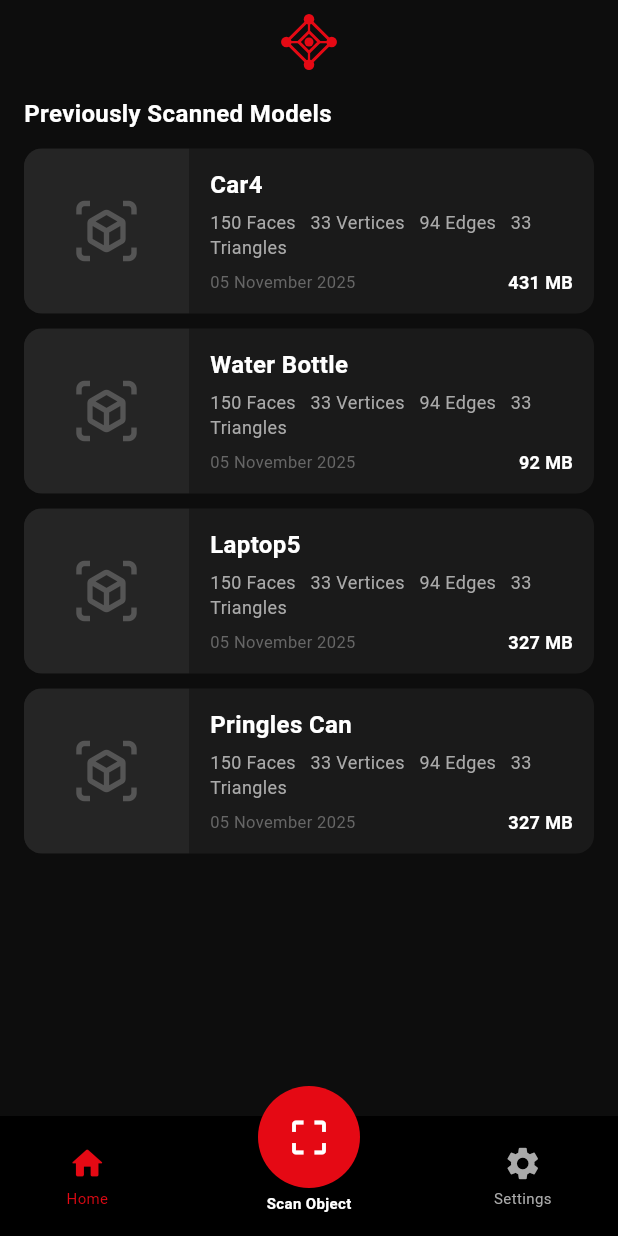
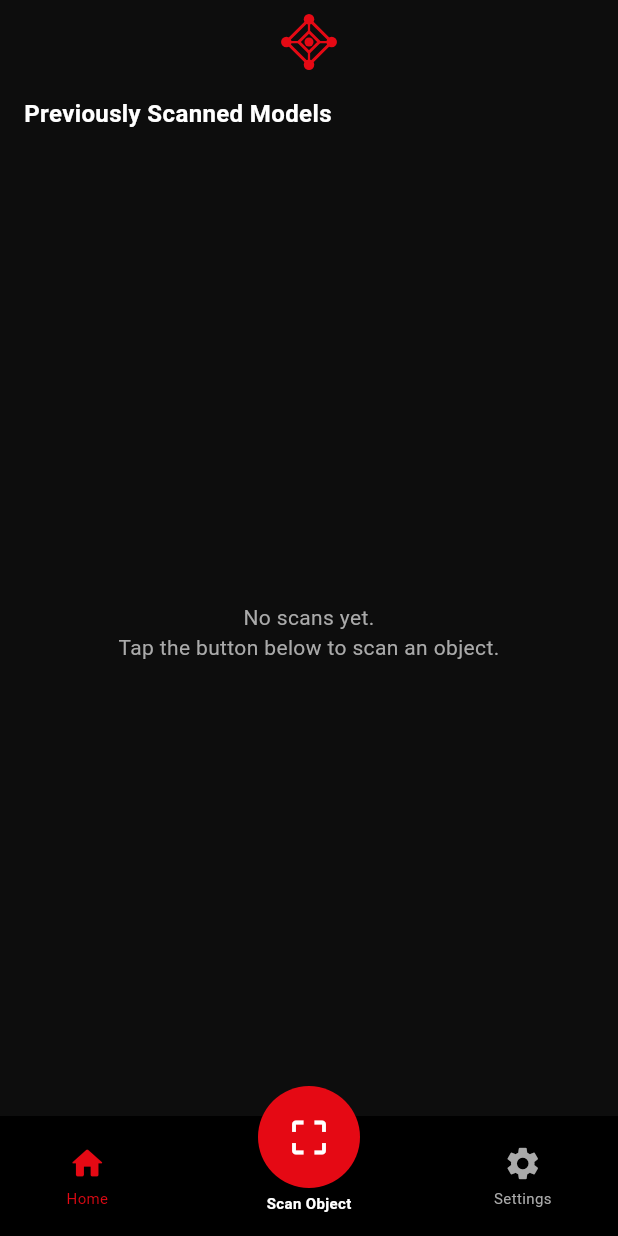
Before and after one commit to AndreasDevanPanduNarasamdya/Tugas-Besar-PCD_AI, a Flutter app: the screen it shows after launch, after a tap on "Continue", on a phone screen of 412 x 824 dp. Run offline on Flutter 3.47's test engine with Material 3 defaults, Android fonts, the phone set to English and light mode, and no system bars; our stand-ins replace camera, flutter_bloc, hive, hive_flutter, percent_indicator, permission_handler and 2 more; missing offline and left inert: ar_flutter_plugin_engine, tflite_flutter; accounts and stored records are empty; generated files the repository leaves out were written again.

Commit message:
Update Perbaikan Model AI

```diff
--- a/pandora_box/lib/bloc/scan_event.dart
+++ b/pandora_box/lib/bloc/scan_event.dart
@@ -29,3 +29,12 @@ class ScanExportRequested extends ScanEvent {
   final String scanId;
   const ScanExportRequested({required this.scanId});
 }
+
+class ScanLoadRequested extends ScanEvent {
+  final String scanId;
+
+  const ScanLoadRequested({required this.scanId});
+
+  @override
+  List<Object?> get props => [scanId];
+}
--- a/pandora_box/lib/main.dart
+++ b/pandora_box/lib/main.dart
@@ -14,26 +14,35 @@ void main() async {
   final repository = ScanRepository();
   await repository.init();
 
+  // We pass the repository into MyApp
   runApp(MyApp(repository: repository));
 }
 
 class MyApp extends StatelessWidget {
   final ScanRepository repository;
+
+  // Constructor expects the repository
   const MyApp({super.key, required this.repository});
 
   @override
   Widget build(BuildContext context) {
-    return BlocProvider(
+    // 1. RepositoryProvider sits at the very top of the tree
+    return RepositoryProvider.value(
+      value: repository,
+      // 2. BlocProvider sits directly below it
+      child: BlocProvider(
         create: (_) => ScanBloc(
           repository: repository,
           exporter: ObjExporter(),
         ),
+        // 3. MaterialApp sits inside the BlocProvider
         child: MaterialApp(
           title: 'Pandora Box',
           theme: AppTheme.darkTheme,
           home: const WelcomeScreen(),
           debugShowCheckedModeBanner: false,
         ),
+      ),
     );
   }
 }
--- a/pandora_box/lib/ui/screens/main_menu_screen.dart
+++ b/pandora_box/lib/ui/screens/main_menu_screen.dart
@@ -2,50 +2,36 @@ import 'package:flutter/material.dart';
 import '../theme/app_theme.dart';
 import 'scan_screen.dart';
 import 'package:permission_handler/permission_handler.dart';
+import '../../storage/scan_repository.dart';
+import '../../storage/scan_model.dart';
+import '../../bloc/scan_bloc.dart';
+import 'preview_3d_screen.dart';
+import 'package:flutter_bloc/flutter_bloc.dart';
 
-class MainMenuScreen extends StatelessWidget {
+class MainMenuScreen extends StatefulWidget {
   const MainMenuScreen({super.key});
 
   @override
+  State<MainMenuScreen> createState() => _MainMenuScreenState();
+}
+
+class _MainMenuScreenState extends State<MainMenuScreen> {
+  List<ScanModel> _scans = [];
+
+  @override
+  void initState() {
+    super.initState();
+    _loadScans();
+  }
+
+  void _loadScans() {
+    final repo = context.read<ScanRepository>();
+    setState(() => _scans = repo.getAllScans());
+  }
+
+  @override
   Widget build(BuildContext context) {
-    final List<Map<String, String>> models = [
-      {
-        'name': 'Car4',
-        'faces': '150',
-        'vertices': '33',
-        'edges': '94',
-        'triangles': '33',
-        'date': '05 November 2025',
-        'size': '431 MB',
-      },
-      {
-        'name': 'Water Bottle',
-        'faces': '150',
-        'vertices': '33',
-        'edges': '94',
-        'triangles': '33',
-        'date': '05 November 2025',
-        'size': '92 MB',
-      },
-      {
-        'name': 'Laptop5',
-        'faces': '150',
-        'vertices': '33',
-        'edges': '94',
-        'triangles': '33',
-        'date': '05 November 2025',
-        'size': '327 MB',
-      },
-      {
-        'name': 'Pringles Can',
-        'faces': '150',
-        'vertices': '33',
-        'edges': '94',
-        'triangles': '33',
-        'date': '05 November 2025',
-        'size': '327 MB',
-      },
-    ];
+    final List<Map<String, String>> models = [];
 
     return Scaffold(
       backgroundColor: AppTheme.darkBackground,
@@ -77,12 +63,39 @@ class MainMenuScreen extends StatelessWidget {
               ),
               const SizedBox(height: 12),
               Expanded(
-                child: ListView.separated(
-                  itemCount: models.length,
+                child: _scans.isEmpty
+                    ? const Center(
+                        child: Text(
+                          'No scans yet.\nTap the button below to scan an object.',
+                          textAlign: TextAlign.center,
+                          style:
+                              TextStyle(color: AppTheme.textGrey, fontSize: 14),
+                        ),
+                      )
+                    : ListView.separated(
+                        itemCount: _scans.length,
                         separatorBuilder: (_, __) => const SizedBox(height: 10),
                         itemBuilder: (context, index) {
-                    final m = models[index];
-                    return _ModelCard(model: m);
+                          return _ModelCard(
+                              scan: _scans[index],
+                              // Change this back to onTap!
+                              onTap: () {
+                                // 1. Tell the Bloc to load this specific scan from the database
+                                context.read<ScanBloc>().add(ScanLoadRequested(
+                                    scanId: _scans[index].modelId));
+
+                                // 2. Navigate to the 3D screen
+                                Navigator.push(
+                                  context,
+                                  MaterialPageRoute(
+                                    // Ensure 'const' is still removed here!
+                                    builder: (_) => Preview3DScreen(),
+                                  ),
+                                );
+                              },
+                              onDelete: () async {
+                                // ...
+                              });
                         },
                       ),
               ),
@@ -138,12 +151,11 @@ class MainMenuScreen extends StatelessWidget {
                     if (status.isGranted) {
                       // 2. Permission granted! Safe to spin up ARCore
                       if (context.mounted) {
-                        Navigator.push(
+                        await Navigator.push(
                           context,
-                          MaterialPageRoute(
-                            builder: (_) => const ScanScreen(),
-                          ),
+                          MaterialPageRoute(builder: (_) => const ScanScreen()),
                         );
+                        if (context.mounted) _loadScans();
                       }
                     } else {
                       // 3. Permission denied. Block the crash and tell the user.
@@ -217,12 +229,48 @@ class _NavItem extends StatelessWidget {
 
 // ── Model card ───────────────────────────────────────────────────────────────
 class _ModelCard extends StatelessWidget {
-  final Map<String, String> model;
-  const _ModelCard({required this.model});
+  final ScanModel scan;
+  final VoidCallback onTap;
+  final VoidCallback onDelete;
+
+  const _ModelCard({
+    required this.scan,
+    required this.onTap,
+    required this.onDelete,
+  });
 
   @override
   Widget build(BuildContext context) {
-    return Container(
+    return GestureDetector(
+      onTap: onTap,
+      onLongPress: () {
+        showDialog(
+          context: context,
+          builder: (_) => AlertDialog(
+            backgroundColor: const Color(0xFF1A1A1A),
+            title: const Text('Delete scan?',
+                style: TextStyle(color: Colors.white)),
+            content: Text('Permanently delete "${scan.modelName}"?',
+                style: const TextStyle(color: AppTheme.textGrey)),
+            actions: [
+              TextButton(
+                onPressed: () => Navigator.pop(context),
+                child: const Text('Cancel',
+                    style: TextStyle(color: AppTheme.textGrey)),
+              ),
+              TextButton(
+                onPressed: () {
+                  Navigator.pop(context);
+                  onDelete();
+                },
+                child: const Text('Delete',
+                    style: TextStyle(color: AppTheme.primaryRed)),
+              ),
+            ],
+          ),
+        );
+      },
+      child: Container(
         decoration: BoxDecoration(
           color: const Color(0xFF1A1A1A),
           borderRadius: BorderRadius.circular(12),
@@ -230,7 +278,6 @@ class _ModelCard extends StatelessWidget {
         child: Row(
           crossAxisAlignment: CrossAxisAlignment.center,
           children: [
-          // Thumbnail
             ClipRRect(
               borderRadius: const BorderRadius.only(
                 topLeft: Radius.circular(12),
@@ -240,71 +287,44 @@ class _ModelCard extends StatelessWidget {
                 width: 110,
                 height: 110,
                 color: const Color(0xFF252525),
-              child: const Icon(
-                Icons.view_in_ar_outlined,
-                color: Color(0xFF555555),
-                size: 44,
+                child: const Icon(Icons.view_in_ar_outlined,
+                    color: Color(0xFF555555), size: 44),
               ),
             ),
-          ),
-
-          // Info
             Expanded(
               child: Padding(
-              padding: const EdgeInsets.symmetric(horizontal: 14, vertical: 12),
+                padding:
+                    const EdgeInsets.symmetric(horizontal: 14, vertical: 12),
                 child: Column(
                   crossAxisAlignment: CrossAxisAlignment.start,
                   children: [
-                  // Name
-                  Text(
-                    model['name']!,
+                    Text(scan.modelName,
                         style: const TextStyle(
                             color: Colors.white,
                             fontSize: 16,
-                      fontWeight: FontWeight.bold,
+                            fontWeight: FontWeight.bold)),
+                    const SizedBox(height: 5),
+                    Text(
+                      '${scan.faceCount} Faces   ${scan.vertexCount} Vertices   '
+                      '${scan.edgeCount} Edges   ${scan.triangleCount}',
+                      style: const TextStyle(
+                          color: AppTheme.textGrey, fontSize: 12),
                     ),
-                  ),
-                  const SizedBox(height: 5),
-
-                  // Stats — wrapping naturally like the screenshot
-                  Text(
-                    '${model['faces']} Faces   '
-                    '${model['vertices']} Vertices   '
-                    '${model['edges']} Edges   '
-                    '${model['triangles']}',
-                    style: const TextStyle(
-                      color: AppTheme.textGrey,
-                      fontSize: 12,
-                    ),
-                  ),
-                  const Text(
-                    'Triangles',
-                    style: TextStyle(
-                      color: AppTheme.textGrey,
-                      fontSize: 12,
-                    ),
-                  ),
+                    const Text('Triangles',
+                        style:
+                            TextStyle(color: AppTheme.textGrey, fontSize: 12)),
                     const SizedBox(height: 6),
-
-                  // Bottom row: date + size
                     Row(
                       mainAxisAlignment: MainAxisAlignment.spaceBetween,
                       children: [
-                      Text(
-                        model['date']!,
+                        Text(scan.formattedDate,
                             style: const TextStyle(
-                          color: AppTheme.textDarkGrey,
-                          fontSize: 11,
-                        ),
-                      ),
-                      Text(
-                        model['size']!,
+                                color: AppTheme.textDarkGrey, fontSize: 11)),
+                        Text(scan.fileSizeLabel,
                             style: const TextStyle(
                                 color: Colors.white,
                                 fontSize: 12,
-                          fontWeight: FontWeight.w600,
-                        ),
-                      ),
+                                fontWeight: FontWeight.w600)),
                       ],
                     ),
                   ],
@@ -312,6 +332,7 @@ class _ModelCard extends StatelessWidget {
               ),
             ),
           ],
+        ),
       ),
     );
   }
--- a/pandora_box/lib/ui/screens/preview_3d_screen.dart
+++ b/pandora_box/lib/ui/screens/preview_3d_screen.dart
@@ -18,7 +18,7 @@ enum _MapMode { base, normal, combined }
 enum _DisplayMode { viewport, texture }
 
 class Preview3DScreen extends StatefulWidget {
-  const Preview3DScreen({Key? key}) : super(key: key);
+  const Preview3DScreen({Key? key}) : super(key: key); // No required this.scan!
 
   @override
   State<Preview3DScreen> createState() => _Preview3DScreenState();
```
Also changed, not shown: pandora_box/lib/bloc/scan_bloc.dart (+11 -6 lines). Lines whose indentation alone changed are shown as unchanged.
